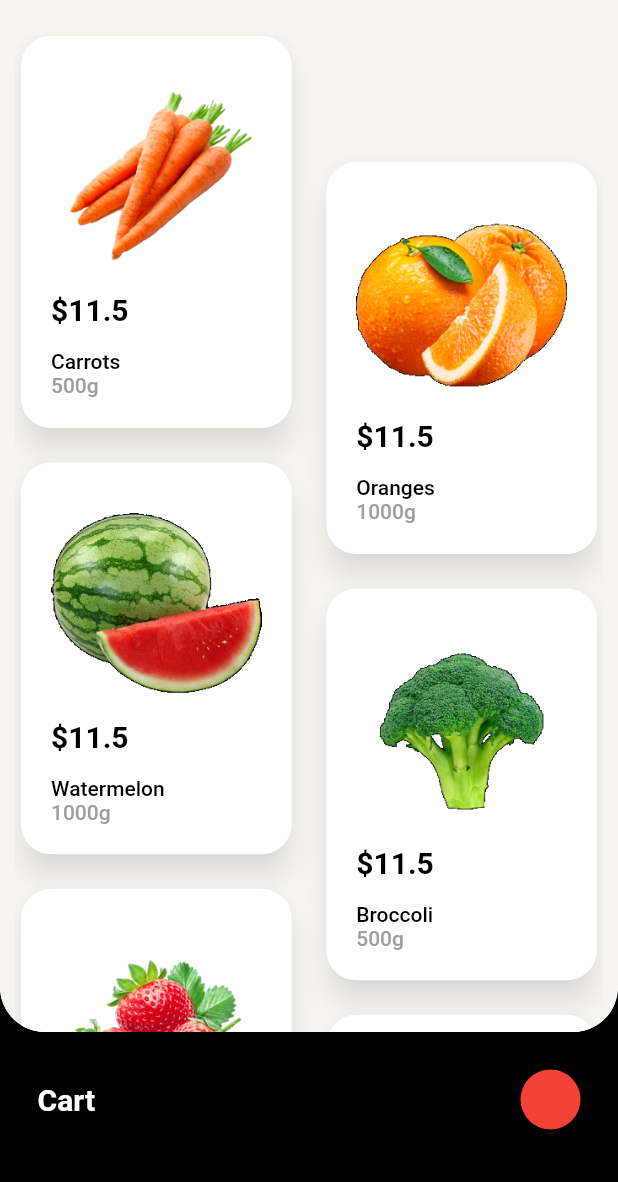
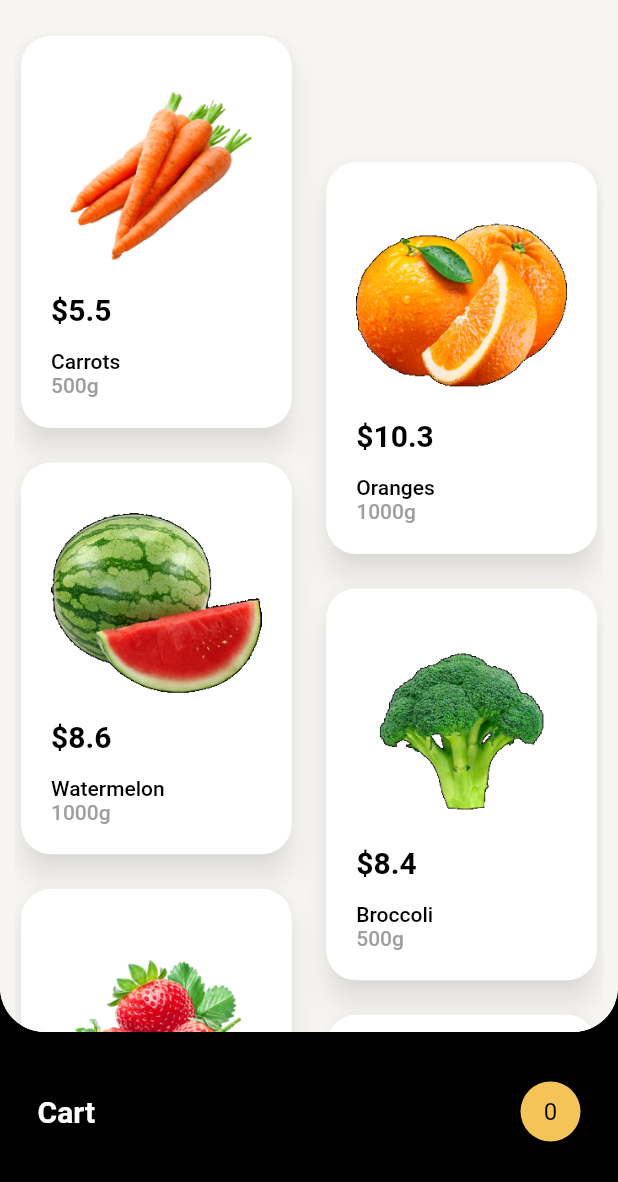
Before and after one commit to andrezffajardo/vegetables-fruits-shop-app, a Flutter app: the screen it shows after launch, on a phone screen of 412 x 824 dp, the part 54-1236 px from its top. Run offline on Flutter 3.47's test engine with Material 2 defaults, Android fonts, the phone set to English and light mode, and no system bars.

Commit message:
create cart details and style it, change product $

```diff
--- a/lib/grocery_product.dart
+++ b/lib/grocery_product.dart
@@ -15,56 +15,56 @@ class GroceryProduct {
 
 const groceryProducts = <GroceryProduct>[
   GroceryProduct(
-      price: 11.5,
+      price: 5.5,
       name: 'Carrots',
       description:
           'The carrot is one of the most cultivated vegetables in the world. Its consumption has spreaded widely, since at present it is available all the year round.',
       image: 'lib/images/Carrots.png',
       weight: '500g'),
   GroceryProduct(
-      price: 11.5,
+      price: 10.3,
       name: 'Oranges',
       description:
           'Round orange fruit, consumed mainly in winter. Its flesh is also orange and is formed by small bags full of juice.',
       image: 'lib/images/oranges.png',
       weight: '1000g'),
   GroceryProduct(
-      price: 11.5,
+      price: 8.6,
       name: 'Watermelon',
       description:
           'The watermelon is a large fruit of a more or less spherical shape. It is usually eaten raw as table dessert.',
       image: 'lib/images/watermelon.png',
       weight: '1000g'),
   GroceryProduct(
-      price: 11.5,
+      price: 8.4,
       name: 'Broccoli',
       description:
           'The broccoli is a vegetable that belongs the cabbage family. Its consumption increases constantly, since it is a healthy food with multiple culinary uses.',
       image: 'lib/images/Broccoli.png',
       weight: '500g'),
   GroceryProduct(
-      price: 11.5,
+      price: 21.2,
       name: 'Strawberries',
       description:
           'The strawberry is a succulent and fragrant fruit of bright red colour, obtained from the plant with the same name. In the West it is considered as the "queen of the fruit".',
       image: 'lib/images/strawberries.png',
       weight: '500g'),
   GroceryProduct(
-      price: 11.5,
+      price: 7.6,
       name: 'Tomatoes',
       description:
           'The tomato is the most important vegetable in the world. It is consumed in multiple ways, both raw as processed for the industry, rich in fiber and low in calories, supplying vitamins and minerals.',
       image: 'lib/images/tomatoes.png',
       weight: '500g'),
   GroceryProduct(
-      price: 11.5,
+      price: 12.7,
       name: 'Avocado',
       description:
           'The avocado is a fleshy exotic fruit obtained from the tropical tree of the same name. The oily pulp of cream to greenish-yellow color has a very similar taste to nuts.',
       image: 'lib/images/avocado.png',
       weight: '500g'),
   GroceryProduct(
-      price: 11.5,
+      price: 8.5,
       name: 'Banana',
       description:
           'The banana is a lengthy yellow fruit, found in the market in groups of three to twenty fruits, similar to a triangular cucumber, oblong and normally yellow. Its flavour is more or less sweet, depending on the variety.',
--- a/lib/grocery_store_bloc.dart
+++ b/lib/grocery_store_bloc.dart
@@ -34,6 +34,17 @@ class GroceryStoreBLoC with ChangeNotifier {
     cart.add(GroceryProductItem(product: product));
     notifyListeners();
   }
+
+  int totalCartElements() => cart.fold<int>(
+        0,
+        (previousValue, element) => previousValue + element.quantity,
+      );
+
+  double totalPriceElements() => cart.fold<double>(
+        0,
+        (previousValue, element) =>
+            previousValue + (element.quantity * element.product.price),
+      );
 }
 
 class GroceryProductItem {
--- a/lib/grocery_store_home.dart
+++ b/lib/grocery_store_home.dart
@@ -3,6 +3,8 @@ import 'package:grocery_store_app/grocery_store_bloc.dart';
 import 'package:grocery_store_app/grocery_provider.dart';
 
 import 'package:grocery_store_app/grocery_store_list.dart';
+
+import 'grocery_store_cart.dart';
 
 const backgroundColor = Color(0XFFF6F5F2);
 const cartBarHeight = 100.0;
@@ -96,7 +98,7 @@ class _GroceryStoreHomeState extends State<GroceryStoreHome> {
                     left: 0,
                     right: 0,
                     top: _getTopForBlackPanel(bloc.groceryState, size),
-                    height: size.height,
+                    height: size.height - kToolbarHeight,
                     child: GestureDetector(
                       onVerticalDragUpdate: _onVerticalGesture,
                       child: Container(
@@ -105,56 +107,85 @@ class _GroceryStoreHomeState extends State<GroceryStoreHome> {
                             children: [
                               Padding(
                                 padding: const EdgeInsets.all(25.0),
-                                child: Row(
+                                child: AnimatedSwitcher(
+                                  duration: _panelTransition,
+                                  child: SizedBox(
+                                    height: kToolbarHeight,
+                                    child:
+                                        bloc.groceryState == GroceryState.normal
+                                            ? Row(
                                                 children: [
                                                   Text(
                                                     'Cart',
                                                     style: TextStyle(
-                                        fontWeight: FontWeight.bold,
+                                                      fontWeight:
+                                                          FontWeight.bold,
                                                       fontSize: 20,
                                                       color: Colors.white,
                                                     ),
                                                   ),
                                                   Expanded(
-                                      child: SingleChildScrollView(
-                                        scrollDirection: Axis.horizontal,
+                                                    child:
+                                                        SingleChildScrollView(
+                                                      scrollDirection:
+                                                          Axis.horizontal,
                                                       child: Padding(
-                                          padding: const EdgeInsets.symmetric(
-                                              horizontal: 8.0),
+                                                        padding:
+                                                            const EdgeInsets
+                                                                    .symmetric(
+                                                                horizontal:
+                                                                    8.0),
                                                         child: Row(
-                                            children: List.generate(
+                                                          children:
+                                                              List.generate(
                                                             bloc.cart.length,
                                                             (index) => Padding(
-                                                padding:
-                                                    const EdgeInsets.symmetric(
-                                                        horizontal: 8.0),
+                                                              padding: const EdgeInsets
+                                                                      .symmetric(
+                                                                  horizontal:
+                                                                      8.0),
                                                               child: Stack(
                                                                 children: [
                                                                   Hero(
                                                                     tag:
                                                                         'list_${bloc.cart[index].product.name}details',
-                                                      child: CircleAvatar(
-                                                        backgroundColor:
-                                                            Color.fromRGBO(255,
-                                                                255, 255, 0.5),
+                                                                    child:
+                                                                        CircleAvatar(
+                                                                      backgroundColor: Color.fromRGBO(
+                                                                          255,
+                                                                          255,
+                                                                          255,
+                                                                          0.5),
                                                                       backgroundImage:
                                                                           AssetImage(
-                                                          bloc.cart[index]
-                                                              .product.image,
+                                                                        bloc
+                                                                            .cart[index]
+                                                                            .product
+                                                                            .image,
                                                                       ),
                                                                     ),
                                                                   ),
                                                                   Positioned(
                                                                     right: 0,
-                                                      child: CircleAvatar(
-                                                          radius: 10,
+                                                                    child:
+                                                                        CircleAvatar(
+                                                                      radius:
+                                                                          10,
                                                                       backgroundColor:
-                                                              Colors.red,
-                                                          child: Text('3',
-                                                              style: TextStyle(
-                                                                color: Colors
-                                                                    .white,
-                                                              ))),
+                                                                          Colors
+                                                                              .red,
+                                                                      child:
+                                                                          Text(
+                                                                        bloc.cart[index]
+                                                                            .quantity
+                                                                            .toString(),
+                                                                        style:
+                                                                            TextStyle(
+                                                                          color:
+                                                                              Colors.white,
+                                                                        ),
+                                                                      ),
+                                                                    ),
                                                                   ),
                                                                 ],
                                                               ),
@@ -165,13 +196,24 @@ class _GroceryStoreHomeState extends State<GroceryStoreHome> {
                                                     ),
                                                   ),
                                                   CircleAvatar(
-                                      backgroundColor: Colors.red,
+                                                    backgroundColor:
+                                                        const Color(0xFFF4C459),
+                                                    child: Text(
+                                                      style: const TextStyle(
+                                                        color: Colors.black,
+                                                      ),
+                                                      bloc
+                                                          .totalCartElements()
+                                                          .toString(),
+                                                    ),
                                                   )
                                                 ],
+                                              )
+                                            : const SizedBox.shrink(),
                                   ),
                                 ),
-                              Spacer(),
-                              Placeholder(),
+                              ),
+                              Expanded(child: GroceryStoreCart()),
                             ],
                           )),
                     ),
```
Also changed, not shown: lib/grocery_store_cart.dart (added, +79 -0 lines). Lines whose indentation alone changed are shown as unchanged.
